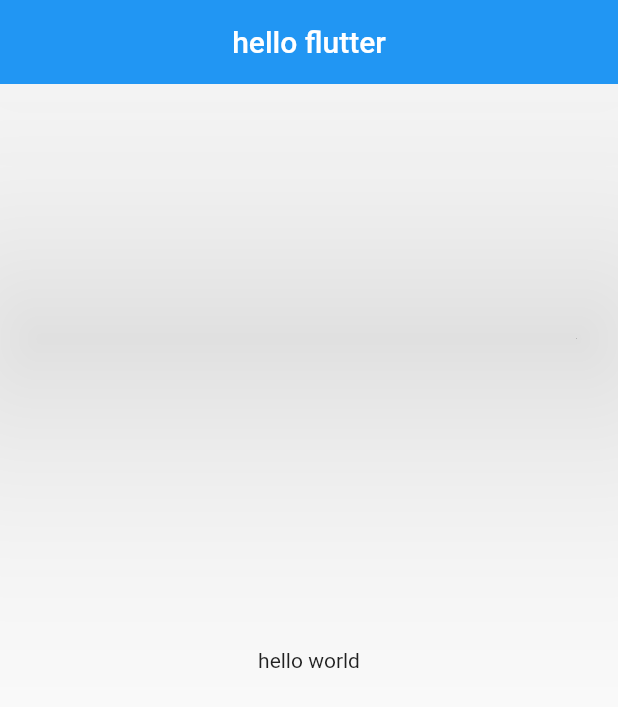
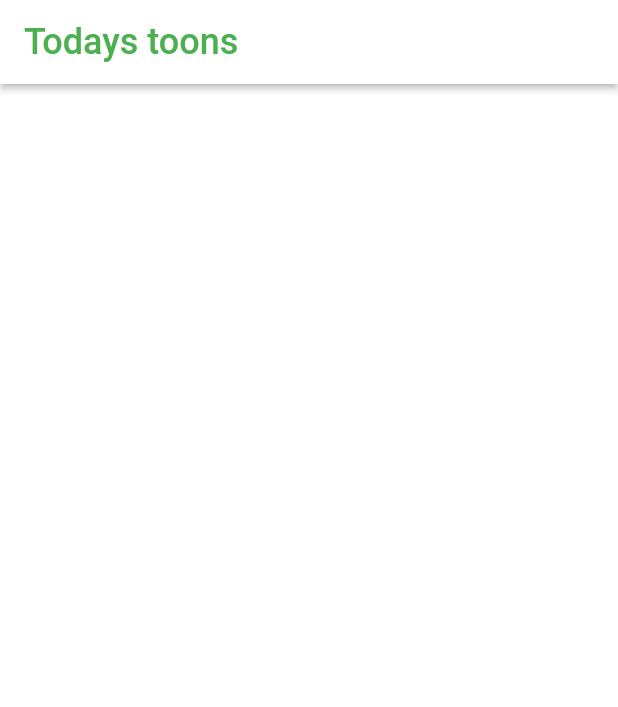
Before and after one commit to hexaspace/tutorial-flutter, a Flutter app: the screen it shows after launch, on a phone screen of 412 x 824 dp. Shown: the top 707 px of the screen. Run offline on Flutter 3.47's test engine with Material 2 defaults, Android fonts, the phone set to English and light mode, and no system bars.

Commit message:
Feat: design appbar

```diff
--- a/toonflix/lib/main.dart
+++ b/toonflix/lib/main.dart
@@ -1,23 +1,19 @@
 import 'package:flutter/material.dart';
+import 'package:toonflix/screens/home_screen.dart';
+import 'package:toonflix/services/api_service.dart';
 
 void main() {
-  runApp(App());
+  ApiService().getTodaysToons();
+  runApp(const App());
 }
 
 class App extends StatelessWidget {
+  const App({super.key});
+
   @override
   Widget build(BuildContext context) {
-    return MaterialApp(
-      home: Scaffold(
-        appBar: AppBar(
-          title: Text('hello flutter'),
-          centerTitle: true,
-          elevation: 99,
-        ),
-        body: Center(
-          child: Text("hello world"),
-        ),
-      ),
+    return const MaterialApp(
+      home: HomeScreen(),
     );
   }
 }
--- /dev/null
+++ b/toonflix/lib/screens/home_screen.dart
@@ -0,0 +1,21 @@
+import 'package:flutter/material.dart';
+
+class HomeScreen extends StatelessWidget {
+  const HomeScreen({super.key});
+
+  @override
+  Widget build(BuildContext context) {
+    return Scaffold(
+      backgroundColor: Colors.white,
+      appBar: AppBar(
+        elevation: 2,
+        foregroundColor: Colors.green,
+        backgroundColor: Colors.white,
+        title: const Text(
+          'Todays toons',
+          style: TextStyle(fontSize: 24),
+        ),
+      ),
+    );
+  }
+}
```
